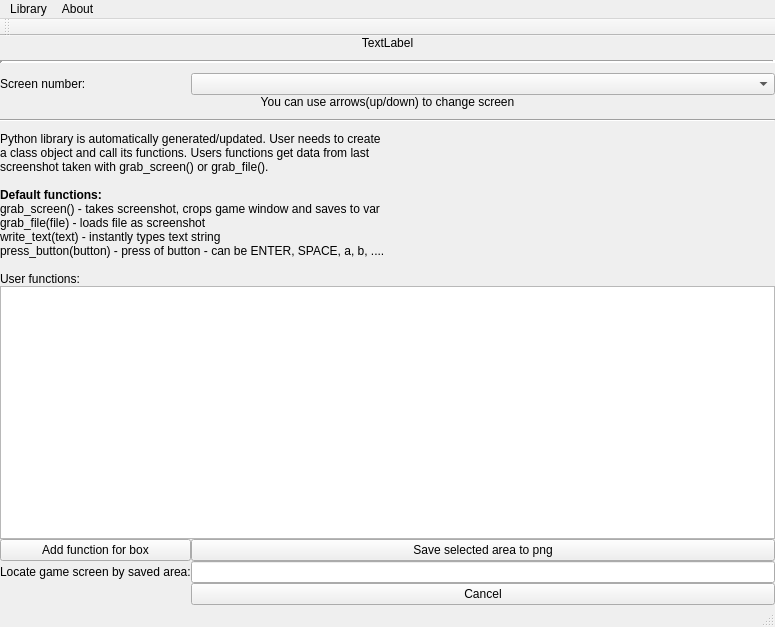
Qt form Design/ScreenMapper.ui (Kanter666/Botter) before a commit.
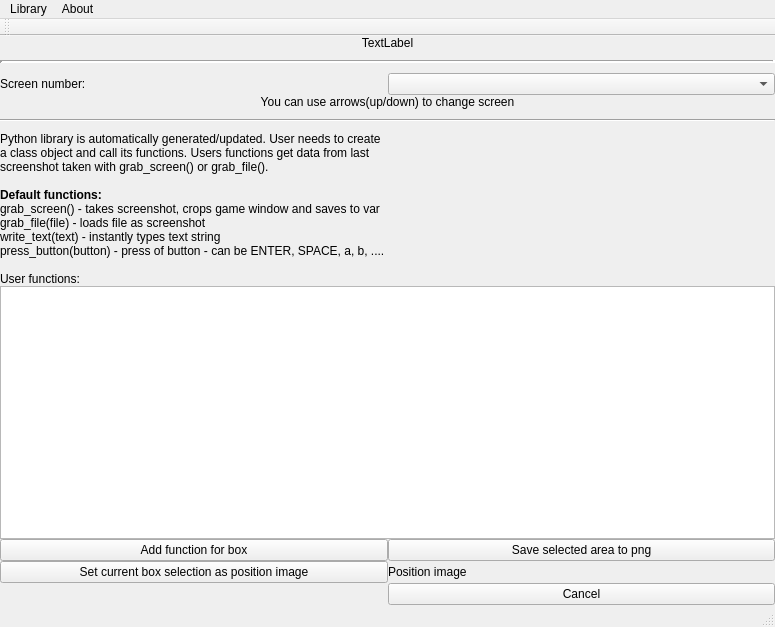
The same form after that commit.

Commit message: Locating game screen with image - getting image

Diff of the .ui file:
```diff
--- a/Design/ScreenMapper.ui
+++ b/Design/ScreenMapper.ui
@@ -184,13 +184,6 @@
       </property>
      </widget>
     </item>
-    <item row="20" column="1">
-     <widget class="QLabel" name="label_4">
-      <property name="text">
-       <string>Locate game screen by saved area:</string>
-      </property>
-     </widget>
-    </item>
     <item row="16" column="1" colspan="2">
      <widget class="QLabel" name="label_5">
       <property name="lineWidth">
@@ -201,8 +194,19 @@
       </property>
      </widget>
     </item>
-    <item row="20" column="2">
-     <widget class="QLineEdit" name="lineEdit"/>
+    <item row="21" column="2">
+     <widget class="QLabel" name="position_img_lb">
+      <property name="text">
+       <string>Position image</string>
+      </property>
+     </widget>
+    </item>
+    <item row="21" column="1">
+     <widget class="QPushButton" name="position_img_bt">
+      <property name="text">
+       <string>Set current box selection as position image</string>
+      </property>
+     </widget>
     </item>
    </layout>
   </widget>
```
The commit also changes 2 other files.
